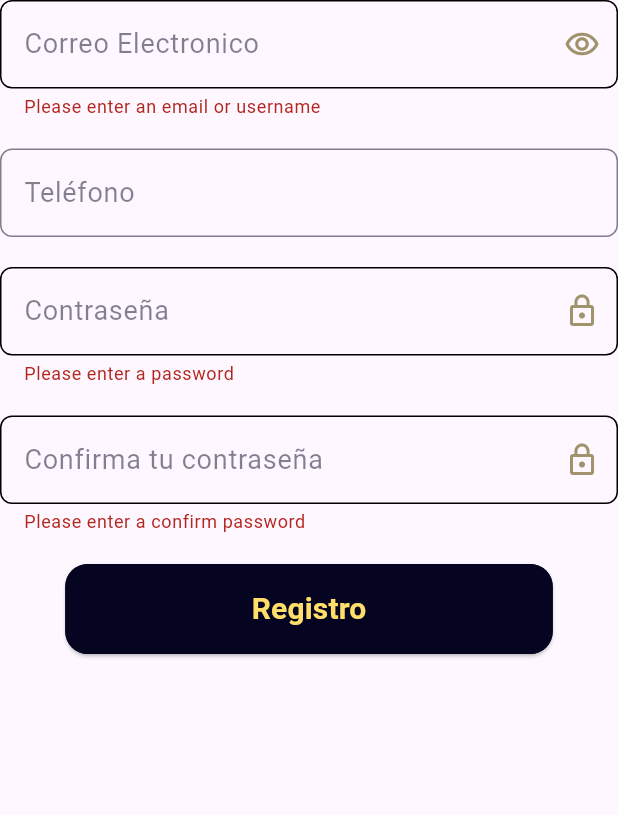
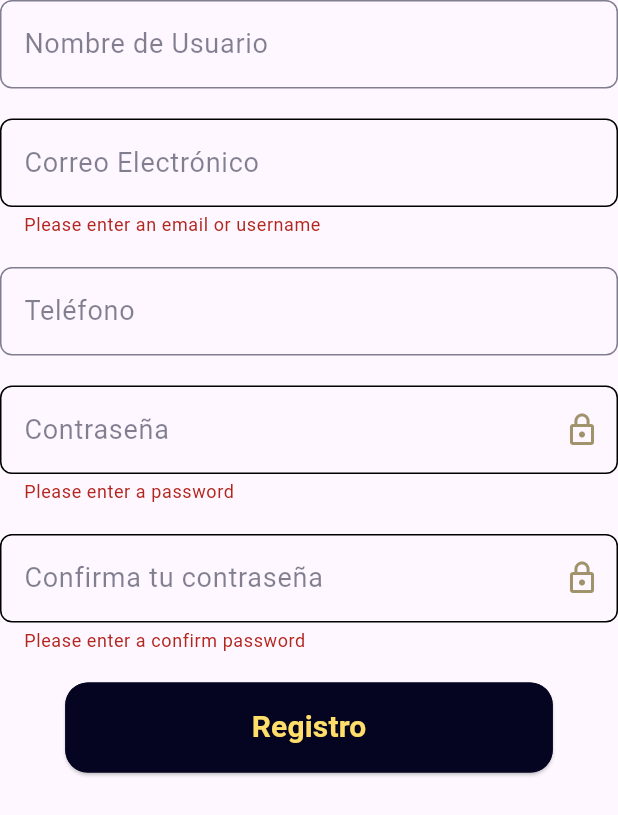
Before and after one commit to Alfredo-Borraz/ANBOTO-SPORTS, a Flutter app: the CreateAccountFormWidget widget shown alone on an empty page, opened directly, after a tap on "Registro", on a phone screen of 412 x 824 dp. Shown: the top 815 px of the screen. Run offline on Flutter 3.47's test engine with Material 3 defaults, Android fonts, the phone set to English and light mode, and no system bars; our stand-ins replace flutter_svg, image_cropper, image_picker, jwt_decoder, shared_preferences, socket_io_client; accounts and stored records are empty; network calls fail; Roboto replaces fonts that are missing (SegoeUI).

Commit message:
add: conexión de login y register con la api y navegación al chat de usuarios

```diff
--- a/anbotofront/lib/pages/HomePage.dart
+++ b/anbotofront/lib/pages/HomePage.dart
@@ -29,7 +29,7 @@ class _HomePageState extends State<HomePage> {
       return;
     }
 
-    final url = Uri.parse('http://127.0.0.1:8000/api/chats/user-chats');
+    final url = Uri.parse('http://192.168.100.8:8000/api/chats/user-chats');
     final response = await http.get(
       url,
       headers: {
--- a/anbotofront/lib/widgets/create_account_form_widget.dart
+++ b/anbotofront/lib/widgets/create_account_form_widget.dart
@@ -1,7 +1,6 @@
 import 'package:anbotofront/helper/show_snack.dart';
 import 'package:anbotofront/services/usuario_service.dart';
 import 'package:anbotofront/utils/validations.dart';
-import 'package:anbotofront/views/welcome_view.dart';
 import 'package:anbotofront/widgets/custom_elevated_button_widget.dart';
 import 'package:anbotofront/widgets/custom_text_form_field_widget.dart';
 import 'package:flutter/material.dart';
@@ -16,6 +15,7 @@ class CreateAccountFormWidget extends StatefulWidget {
 
 class _CreateAccountFormWidgetState extends State<CreateAccountFormWidget> {
   final GlobalKey<FormState> _formKey = GlobalKey();
+  final _usernameController = TextEditingController();
   final _emailController = TextEditingController();
   final _phoneController = TextEditingController();
   final _passwordController = TextEditingController();
@@ -25,22 +25,13 @@ class _CreateAccountFormWidgetState extends State<CreateAccountFormWidget> {
 
   Future<void> _register() async {
     if (_formKey.currentState!.validate()) {
-      String username = _emailController.text.trim();
+      String username = _usernameController.text.trim();
+      String email = _emailController.text.trim();
+      String phone = _phoneController.text.trim();
       String password = _passwordController.text.trim();
-      String phone = _phoneController.text.trim();
 
       String? message =
-          await usuarioService.register(username, password, phone);
-
-      if (message == 'Usuario registrado con éxito') {
-        showSnackBar(context, "Registro exitoso. Bienvenido!");
-
-        Navigator.of(context).pushReplacement(
-          MaterialPageRoute(builder: (_) => const WelcomeView()),
-        );
-      } else {
-        showSnackBar(context, "Error: $message");
-      }
+          await usuarioService.register(username, email, phone, password);
     } else {
       autovalidateMode = AutovalidateMode.always;
       setState(() {});
@@ -55,18 +46,16 @@ class _CreateAccountFormWidgetState extends State<CreateAccountFormWidget> {
       child: Column(
         children: [
           CustomTextFormFieldWidget(
-            labelText: "Correo Electronico",
+            labelText: "Nombre de Usuario",
+            hintText: "Nombre de usuario",
+            controller: _usernameController,
+          ),
+          const SizedBox(height: 20),
+          CustomTextFormFieldWidget(
+            labelText: "Correo Electrónico",
             hintText: "info@example.com",
             controller: _emailController,
             validator: Validations.validateEmailOrUsername,
-            suffixFocusedIcon: const Icon(
-              Icons.remove_red_eye_outlined,
-              color: Color(0xff050522),
-            ),
-            suffixIcon: const Icon(
-              Icons.remove_red_eye_outlined,
-              color: Color(0xffA0936B),
-            ),
           ),
           const SizedBox(height: 20),
           CustomTextFormFieldWidget(
@@ -96,7 +85,16 @@ class _CreateAccountFormWidgetState extends State<CreateAccountFormWidget> {
           const SizedBox(height: 20),
           CustomElevatedButtonWidget(
             buttonText: "Registro",
-            onPressed: _register,
+            onPressed: () {
+              if (_formKey.currentState!.validate()) {
+                Navigator.pop(context);
+                _register();
+                showSnackBar(context, "Create Account Success");
+              } else {
+                autovalidateMode = AutovalidateMode.always;
+                setState(() {});
+              }
+            },
             borderColor: const Color(0xff050522),
             width: 325,
           ),
--- a/anbotofront/lib/widgets/message_bubble.dart
+++ b/anbotofront/lib/widgets/message_bubble.dart
@@ -13,7 +13,6 @@ class MessageBubble extends StatelessWidget {
   @override
   Widget build(BuildContext context) {
     final bg = isMe ? Colors.blue[100] : Colors.grey[300];
-    final align = isMe ? CrossAxisAlignment.end : CrossAxisAlignment.start;
     final radius = BorderRadius.circular(12);
 
     return Container(
--- a/anbotofront/lib/widgets/welcome_action_button_widget.dart
+++ b/anbotofront/lib/widgets/welcome_action_button_widget.dart
@@ -3,7 +3,6 @@ import 'package:anbotofront/widgets/create_account_bottom_shet_body_widget.dart'
 import 'package:anbotofront/widgets/custom_elevated_button_widget.dart';
 import 'package:anbotofront/widgets/login_bottom_sheet_body_widget.dart';
 import 'package:flutter/material.dart';
-
 
 class WelcomActionButtonWidget extends StatelessWidget {
   const WelcomActionButtonWidget({super.key});
```
Also changed, not shown: anbotofront/lib/pages/VerifyOtpPage.dart (deleted, +0 -57 lines), anbotofront/lib/services/usuario_service.dart (+24 -26 lines), anbotofront/lib/widgets/login_form_widget.dart (+21 -18 lines), 1 other file.
